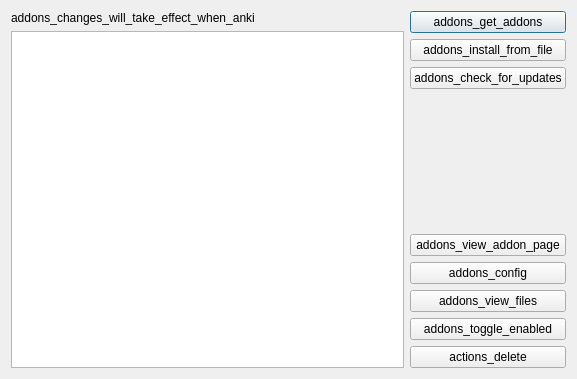
ankitects/anki, file qt/aqt/forms/addons.ui: the form before one commit.
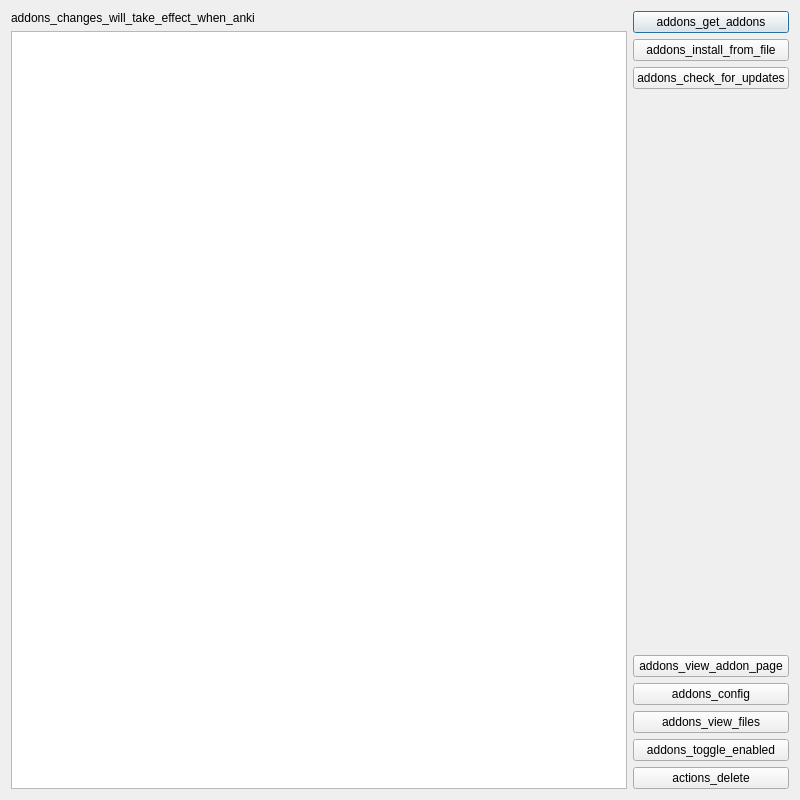
The form after the commit.

Commit message:
Increase initial add-on dialog size
I can't reproduce the reported issue, but this will probably help.

https://forums.ankiweb.net/t/anki-2-1-55-beta-7/25130/10

Diff of the .ui file:
```diff
--- a/qt/aqt/forms/addons.ui
+++ b/qt/aqt/forms/addons.ui
@@ -9,8 +9,8 @@
    <rect>
     <x>0</x>
     <y>0</y>
-    <width>577</width>
-    <height>379</height>
+    <width>800</width>
+    <height>800</height>
    </rect>
   </property>
   <property name="windowTitle">
```
